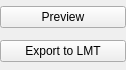
Above: src/tools/lmteditor/widget_nodematerial.ui from BSOD-Games/lifeEngine before the change. Below: the same form after it.
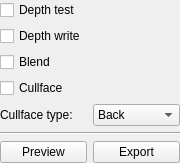
That is the form after the change.

```diff
--- a/src/tools/lmteditor/widget_nodematerial.ui
+++ b/src/tools/lmteditor/widget_nodematerial.ui
@@ -6,8 +6,8 @@
    <rect>
     <x>0</x>
     <y>0</y>
-    <width>126</width>
-    <height>70</height>
+    <width>180</width>
+    <height>154</height>
    </rect>
   </property>
   <property name="windowTitle">
@@ -27,19 +27,83 @@
     <number>0</number>
    </property>
    <item>
-    <widget class="QPushButton" name="pushButton_preview">
+    <widget class="QCheckBox" name="checkBox_depthTest">
      <property name="text">
-      <string>Preview</string>
+      <string>Depth test</string>
      </property>
     </widget>
    </item>
    <item>
-    <widget class="QPushButton" name="pushButton_export">
+    <widget class="QCheckBox" name="checkBox_depthWrite">
      <property name="text">
-      <string>Export to LMT</string>
+      <string>Depth write</string>
      </property>
     </widget>
    </item>
+   <item>
+    <widget class="QCheckBox" name="checkBox_blend">
+     <property name="text">
+      <string>Blend</string>
+     </property>
+    </widget>
+   </item>
+   <item>
+    <widget class="QCheckBox" name="checkBox_cullface">
+     <property name="text">
+      <string>Cullface</string>
+     </property>
+    </widget>
+   </item>
+   <item>
+    <layout class="QHBoxLayout" name="horizontalLayout">
+     <item>
+      <widget class="QLabel" name="label_cullfaceType">
+       <property name="text">
+        <string>Cullface type:</string>
+       </property>
+      </widget>
+     </item>
+     <item>
+      <widget class="QComboBox" name="comboBox_cullfaceType">
+       <item>
+        <property name="text">
+         <string>Back</string>
+        </property>
+       </item>
+       <item>
+        <property name="text">
+         <string>Front</string>
+        </property>
+       </item>
+      </widget>
+     </item>
+    </layout>
+   </item>
+   <item>
+    <widget class="Line" name="line">
+     <property name="orientation">
+      <enum>Qt::Horizontal</enum>
+     </property>
+    </widget>
+   </item>
+   <item>
+    <layout class="QHBoxLayout" name="horizontalLayout_2">
+     <item>
+      <widget class="QPushButton" name="pushButton_preview">
+       <property name="text">
+        <string>Preview</string>
+       </property>
+      </widget>
+     </item>
+     <item>
+      <widget class="QPushButton" name="pushButton_export">
+       <property name="text">
+        <string>Export</string>
+       </property>
+      </widget>
+     </item>
+    </layout>
+   </item>
   </layout>
  </widget>
  <resources/>
```
